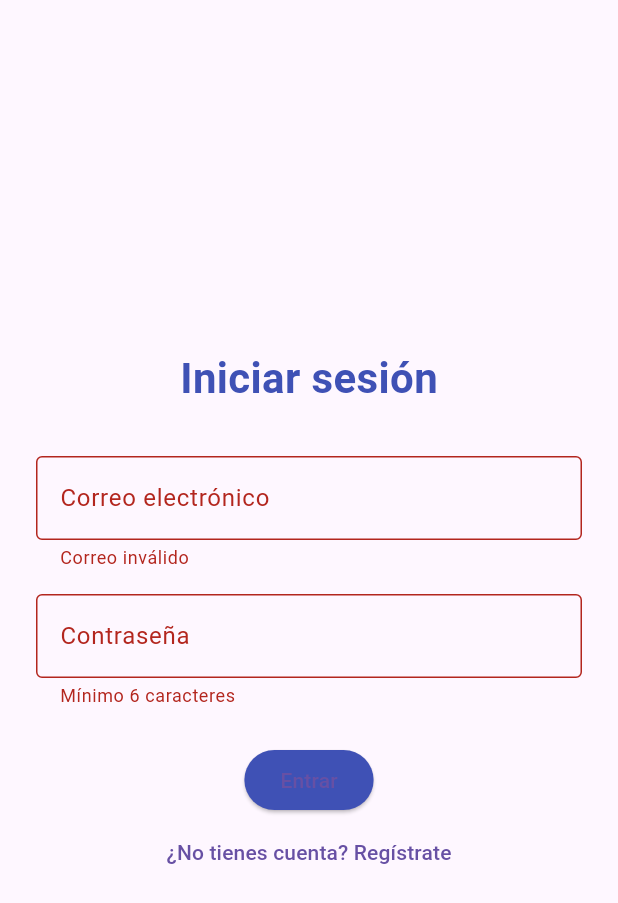
After one commit to darc182/pruebaAppRegistro, a Flutter app: the AuthScreen screen opened directly, after a tap on "Entrar", on a phone screen of 412 x 824 dp. The commit adds this screen. Shown: the top 903 px of the screen. Run offline on Flutter 3.47's test engine with Material 3 defaults, Android fonts, the phone set to English and light mode, and no system bars; our stand-ins replace fluttertoast, image_picker, supabase_flutter; accounts and stored records are empty.

Commit message:
segundo commit

```diff
--- /dev/null
+++ b/lib/auth_screen.dart
@@ -0,0 +1,93 @@
+import 'package:flutter/material.dart';
+import 'package:supabase_flutter/supabase_flutter.dart';
+import 'package:fluttertoast/fluttertoast.dart';
+
+class AuthScreen extends StatefulWidget {
+  const AuthScreen({super.key});
+
+  @override
+  State<AuthScreen> createState() => _AuthScreenState();
+}
+
+class _AuthScreenState extends State<AuthScreen> {
+  final _formKey = GlobalKey<FormState>();
+  final _emailController = TextEditingController();
+  final _passwordController = TextEditingController();
+  bool _isLogin = true;
+  bool _loading = false;
+
+  Future<void> _submit() async {
+    if (!_formKey.currentState!.validate()) return;
+    setState(() => _loading = true);
+    try {
+      final auth = Supabase.instance.client.auth;
+      if (_isLogin) {
+        await auth.signInWithPassword(
+          email: _emailController.text,
+          password: _passwordController.text,
+        );
+      } else {
+        await auth.signUp(
+          email: _emailController.text,
+          password: _passwordController.text,
+        );
+      }
+      if (auth.currentUser != null) {
+        Navigator.pushReplacementNamed(context, '/home');
+      }
+    } catch (e) {
+      Fluttertoast.showToast(msg: 'Error: ${e.toString()}');
+    }
+    setState(() => _loading = false);
+  }
+
+  @override
+  Widget build(BuildContext context) {
+    return Scaffold(
+      body: Center(
+        child: SingleChildScrollView(
+          child: Padding(
+            padding: const EdgeInsets.all(24.0),
+            child: Form(
+              key: _formKey,
+              child: Column(
+                mainAxisSize: MainAxisSize.min,
+                children: [
+                  Text(
+                    _isLogin ? 'Iniciar sesión' : 'Registrarse',
+                    style: const TextStyle(fontSize: 28, fontWeight: FontWeight.bold, color: Colors.indigo),
+                  ),
+                  const SizedBox(height: 32),
+                  TextFormField(
+                    controller: _emailController,
+                    decoration: const InputDecoration(labelText: 'Correo electrónico', border: OutlineInputBorder()),
+                    validator: (v) => v != null && v.contains('@') ? null : 'Correo inválido',
+                  ),
+                  const SizedBox(height: 16),
+                  TextFormField(
+                    controller: _passwordController,
+                    decoration: const InputDecoration(labelText: 'Contraseña', border: OutlineInputBorder()),
+                    obscureText: true,
+                    validator: (v) => v != null && v.length >= 6 ? null : 'Mínimo 6 caracteres',
+                  ),
+                  const SizedBox(height: 24),
+                  ElevatedButton(
+                    style: ElevatedButton.styleFrom(backgroundColor: Colors.indigo),
+                    onPressed: _loading ? null : _submit,
+                    child: _loading
+                        ? const CircularProgressIndicator(color: Colors.white)
+                        : Text(_isLogin ? 'Entrar' : 'Registrarse'),
+                  ),
+                  TextButton(
+                    onPressed: () => setState(() => _isLogin = !_isLogin),
+                    child: Text(_isLogin ? '¿No tienes cuenta? Regístrate' : '¿Ya tienes cuenta? Inicia sesión'),
+                  ),
+                ],
+              ),
+            ),
+          ),
+        ),
+      ),
+    );
+  }
+}
--- a/lib/main.dart
+++ b/lib/main.dart
@@ -1,4 +1,6 @@
 import 'package:flutter/material.dart';
+import 'app.dart';
+import 'auth_screen.dart';
 
 void main() {
   runApp(const MainApp());
--- a/pubspec.yaml
+++ b/pubspec.yaml
@@ -9,6 +9,9 @@ environment:
 dependencies:
   flutter:
     sdk: flutter
+  fluttertoast: ^8.2.12
+  image_picker: ^1.1.2
+  supabase_flutter: ^2.9.1
 
 dev_dependencies:
   flutter_test:
```
Also changed, not shown: lib/app.dart (added, +35 -0 lines), lib/home_screen.dart (added, +235 -0 lines), pubspec.lock, 3 other files.
